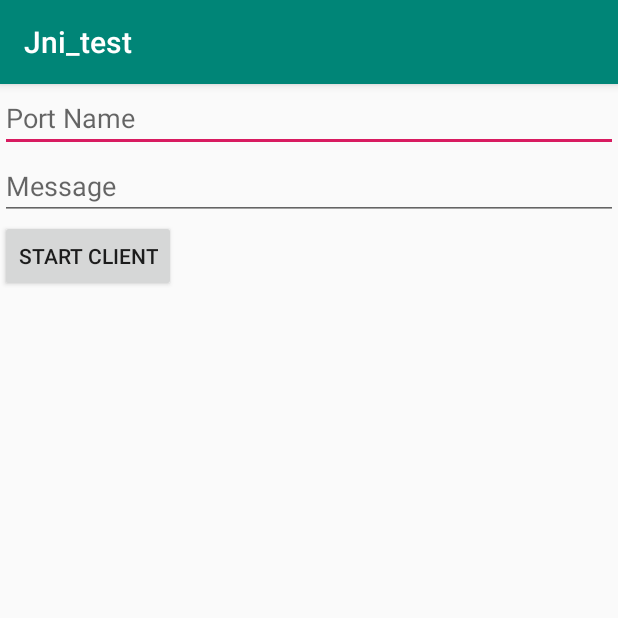
After one commit to jigangzhang/jni_test, an Android app: the EchoLocalActivity screen opened directly, with no data from a screen before it, on a phone screen of 412 x 824 dp, the top half of it. The commit adds this screen. Run offline under Robolectric (Android 15) with nearby library versions, the phone set to English and light mode, and no system bars.

Commit message:
实现本地连接（localSocket）及信息传输；

```diff
--- a/app/src/main/AndroidManifest.xml
+++ b/app/src/main/AndroidManifest.xml
@@ -4,6 +4,7 @@
 
     <uses-permission android:name="android.permission.INTERNET"/>
     <uses-permission android:name="android.permission.READ_EXTERNAL_STORAGE"/>
+    <uses-permission android:name="android.permission.WRITE_EXTERNAL_STORAGE"/>
 
     <application
             android:allowBackup="true"
@@ -12,6 +13,8 @@
             android:roundIcon="@mipmap/ic_launcher_round"
             android:supportsRtl="true"
             android:theme="@style/AppTheme">
+        <activity android:name=".socket.EchoLocalActivity">
+        </activity>
         <activity android:name=".socket.EchoClientActivity">
         </activity>
         <activity android:name=".socket.EchoServerActivity">
--- a/app/src/main/cpp/echo/CMakeLists.txt
+++ b/app/src/main/cpp/echo/CMakeLists.txt
@@ -5,7 +5,8 @@ add_library(
         SHARED
         echo.cpp
         native-socket.cpp
-        native-client.cpp)
+        native-client.cpp
+        native-local.cpp)
 
 find_library(
         log-lib
--- /dev/null
+++ b/app/src/main/res/layout/activity_echo_local.xml
@@ -0,0 +1,47 @@
+<?xml version="1.0" encoding="utf-8"?>
+<androidx.constraintlayout.widget.ConstraintLayout
+        xmlns:android="http://schemas.android.com/apk/res/android"
+        xmlns:tools="http://schemas.android.com/tools"
+        xmlns:app="http://schemas.android.com/apk/res-auto"
+        android:layout_width="match_parent"
+        android:layout_height="match_parent"
+        tools:context=".socket.EchoLocalActivity">
+
+    <EditText
+            android:id="@+id/port_edit"
+            android:layout_width="match_parent"
+            android:layout_height="wrap_content"
+            android:hint="@string/local_port_edit"
+            app:layout_constraintTop_toTopOf="parent">
+        <requestFocus/>
+    </EditText>
+
+    <EditText
+            android:id="@+id/message_edit"
+            android:layout_width="match_parent"
+            android:layout_height="wrap_content"
+            android:hint="@string/message_edit"
+            app:layout_constraintTop_toBottomOf="@+id/port_edit"/>
+
+    <Button
+            android:id="@+id/start_button"
+            android:layout_width="wrap_content"
+            android:layout_height="wrap_content"
+            android:text="@string/start_client_button"
+            app:layout_constraintTop_toBottomOf="@+id/message_edit"
+            app:layout_constraintLeft_toLeftOf="parent"/>
+
+    <androidx.core.widget.NestedScrollView
+            android:id="@+id/log_scroll"
+            android:layout_width="match_parent"
+            android:layout_height="0dp"
+            app:layout_constraintTop_toBottomOf="@+id/start_button"
+            app:layout_constraintBottom_toBottomOf="parent"
+            app:layout_constraintVertical_weight="1">
+
+        <TextView
+                android:id="@+id/log_view"
+                android:layout_width="match_parent"
+                android:layout_height="wrap_content"/>
+    </androidx.core.widget.NestedScrollView>
+</androidx.constraintlayout.widget.ConstraintLayout>
--- a/app/src/main/res/values/strings.xml
+++ b/app/src/main/res/values/strings.xml
@@ -4,6 +4,7 @@
     <string name="menu_settings">Settings</string>
     <string name="menu_echo">Echo</string>
     <string name="menu_client">Client</string>
+    <string name="menu_local">Local</string>
     <string name="title">Threads</string>
     <string name="threads_edit">Thread Count</string>
     <string name="iterations_edit">Iteration Count</string>
```
Also changed, not shown: app/src/main/java/com/god/seep/jni_test/MainActivity.kt (+10 -2 lines), app/src/main/java/com/god/seep/jni_test/socket/EchoLocalActivity.kt (added, +86 -0 lines), app/src/main/res/layout/activity_main.xml (+9 -0 lines), 2 other files.
